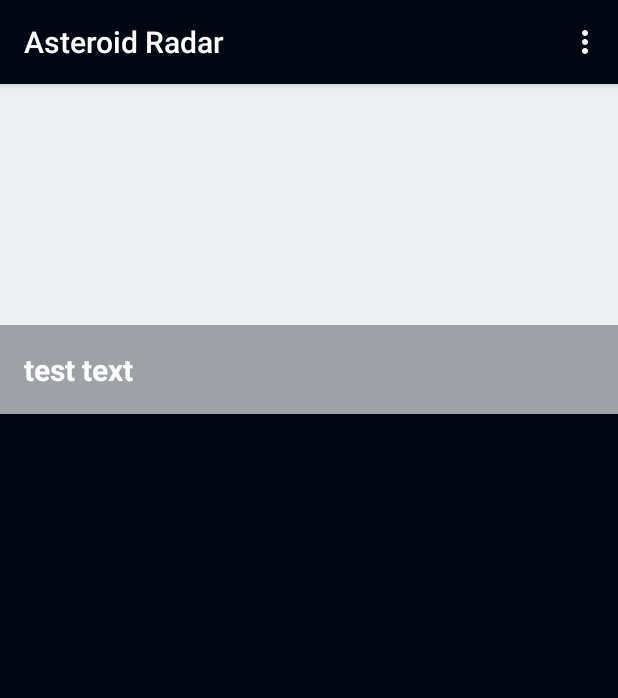
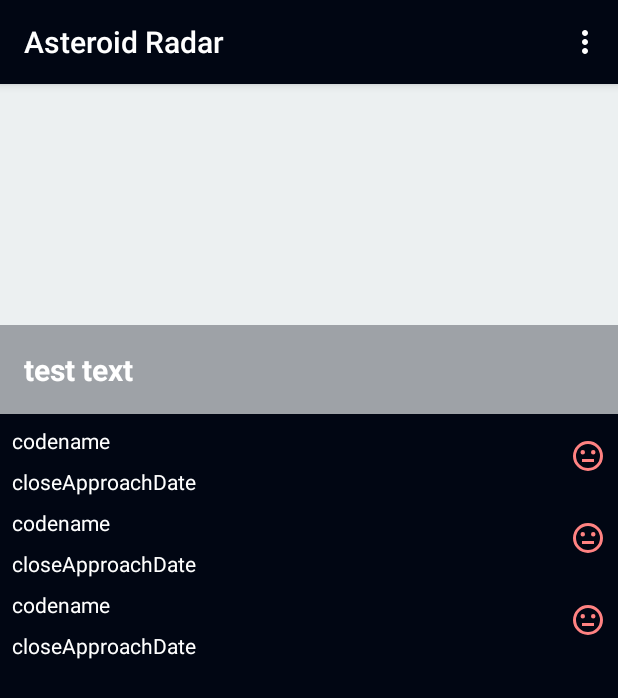
Before and after one commit to Mobility-Engineering/Asteroid-Radar, an Android app: the screen it shows after launch (MainActivity), on a phone screen of 412 x 824 dp. Shown: the top 698 px of the screen. Run offline under Robolectric (Android 15) with nearby library versions, the phone set to English and light mode, and no system bars; our stand-ins replace Room's generated code, data binding.

Commit message:
RECYCLER_ADAPTER. Defines AsteroidRecyclerAdapter and layout for its ViewHolders +Test out on Main Fragment

```diff
--- /dev/null
+++ b/starter/app/src/main/java/com/udacity/asteroidradar/main/AsteroidRecyclerAdapter.kt
@@ -0,0 +1,62 @@
+package com.udacity.asteroidradar.main
+
+import android.content.Context
+import android.content.Intent
+import android.view.LayoutInflater
+import android.view.View
+import android.view.ViewGroup
+import android.widget.ImageView
+import android.widget.TextView
+import androidx.recyclerview.widget.RecyclerView
+import com.udacity.asteroidradar.Asteroid
+import com.udacity.asteroidradar.R
+
+class AsteroidRecyclerAdapter : RecyclerView.Adapter<AsteroidRecyclerAdapter.AsteroidViewHolder> {
+    var asteroids = listOf<Asteroid>()
+        set(value) {
+            field = value
+            notifyDataSetChanged()
+        }
+
+    private var layoutInflater: LayoutInflater
+    private var context: Context
+
+    constructor(context: Context, asteroids: List<Asteroid>) {
+        this.asteroids = asteroids
+        this.context = context
+        layoutInflater = LayoutInflater.from(context)
+    }
+
+
+    override fun getItemCount() = asteroids.size
+
+    override fun onCreateViewHolder(parent: ViewGroup, viewType: Int): AsteroidViewHolder {
+
+        val view = LayoutInflater.from(parent.context)
+        layoutInflater = LayoutInflater.from(parent.context)
+        return AsteroidViewHolder(layoutInflater.inflate(R.layout.asteroid_item, parent, false))
+    }
+
+    override fun onBindViewHolder(holder:AsteroidViewHolder, position:Int){
+        val asteroid = asteroids.get(position)
+        holder.title?.setText(asteroid?.codename)
+        holder.date?.setText(asteroid?.closeApproachDate)
+    }
+
+
+
+    inner class AsteroidViewHolder : RecyclerView.ViewHolder {
+
+        var title: TextView?
+        var date: TextView?
+        var statusIcon: ImageView?
+
+        constructor(itemView: View) : super(itemView) {
+            title = itemView.findViewById<TextView>(R.id.title)
+            date = itemView.findViewById<TextView>(R.id.date)
+            statusIcon = itemView.findViewById<ImageView>(R.id.statusIcon)
+        }
+
+
+    }
+}
--- a/starter/app/src/main/java/com/udacity/asteroidradar/main/MainFragment.kt
+++ b/starter/app/src/main/java/com/udacity/asteroidradar/main/MainFragment.kt
@@ -7,6 +7,7 @@ import androidx.databinding.DataBindingUtil
 import androidx.fragment.app.Fragment
 import androidx.lifecycle.ViewModelProvider
 import androidx.lifecycle.ViewModelProviders
+import com.udacity.asteroidradar.Asteroid
 import com.udacity.asteroidradar.R
 import com.udacity.asteroidradar.database.AsteroidDatabase
 import com.udacity.asteroidradar.databinding.FragmentMainBinding
@@ -15,22 +16,25 @@ import java.lang.reflect.Array.get
 class MainFragment : Fragment() {
 
     private lateinit var viewModel: MainViewModel
+    override fun onCreateView(
+        inflater: LayoutInflater, container: ViewGroup?,
+        savedInstanceState: Bundle?
+    ): View? {
 
-    override fun onCreateView(inflater: LayoutInflater, container: ViewGroup?,
-                              savedInstanceState: Bundle?): View? {
         val binding = FragmentMainBinding.inflate(inflater)
         val application = requireNotNull(this.activity).application
         val dataSource = AsteroidDatabase.getInstance(application).asteroidDao
         val viewModelFactory = MainViewModelFactory(dataSource, application)
-            viewModel = ViewModelProvider(this, viewModelFactory).get(MainViewModel::class.java)
+        viewModel = ViewModelProvider(this, viewModelFactory).get(MainViewModel::class.java)
 
 
+        val asteroid = Asteroid(89L, "codename", "closeApproachDate", .9870, .0, .138, 124.56, false)
+        val asteroids:List<Asteroid> = listOf(asteroid, asteroid, asteroid)
         binding.viewModel = viewModel
         binding.lifecycleOwner = this
+        binding.asteroidRecycler.adapter = this.context?.let { AsteroidRecyclerAdapter(it, asteroids) }
 
-        //binding.statusLoadingWheel.visibility =
-
-        setHasOptionsMenu(true)
+            setHasOptionsMenu(true)
 
         return binding.root
     }
--- /dev/null
+++ b/starter/app/src/main/res/layout/asteroid_item.xml
@@ -0,0 +1,44 @@
+<?xml version="1.0" encoding="utf-8"?>
+<layout xmlns:tools="http://schemas.android.com/tools"
+    xmlns:android="http://schemas.android.com/apk/res/android"
+    xmlns:app="http://schemas.android.com/apk/res-auto">
+
+    <androidx.constraintlayout.widget.ConstraintLayout
+        android:layout_width="match_parent"
+        android:layout_height="wrap_content">
+
+
+        <TextView
+            android:id="@+id/title"
+            android:layout_width="wrap_content"
+            android:layout_height="wrap_content"
+            android:layout_marginStart="8dp"
+            android:layout_marginTop="8dp"
+            android:text="TextView"
+            android:textColor="#FFFFFF"
+            app:layout_constraintStart_toStartOf="parent"
+            app:layout_constraintTop_toTopOf="parent" />
+
+        <TextView
+            android:id="@+id/date"
+            android:layout_width="wrap_content"
+            android:layout_height="wrap_content"
+            android:layout_marginStart="8dp"
+            android:layout_marginTop="8dp"
+            android:text="TextView"
+            android:textColor="#FFFFFF"
+            app:layout_constraintStart_toStartOf="parent"
+            app:layout_constraintTop_toBottomOf="@+id/title" />
+
+        <ImageView
+            android:id="@+id/statusIcon"
+            android:layout_width="wrap_content"
+            android:layout_height="wrap_content"
+            android:layout_marginTop="16dp"
+            android:layout_marginEnd="8dp"
+            app:layout_constraintEnd_toEndOf="parent"
+            app:layout_constraintTop_toTopOf="parent"
+            app:srcCompat="@drawable/ic_status_potentially_hazardous" />
+
+    </androidx.constraintlayout.widget.ConstraintLayout>
+</layout>
```
